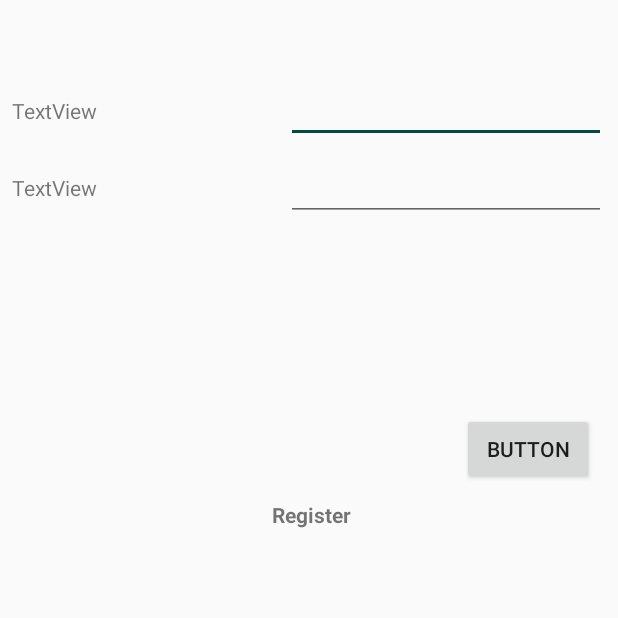
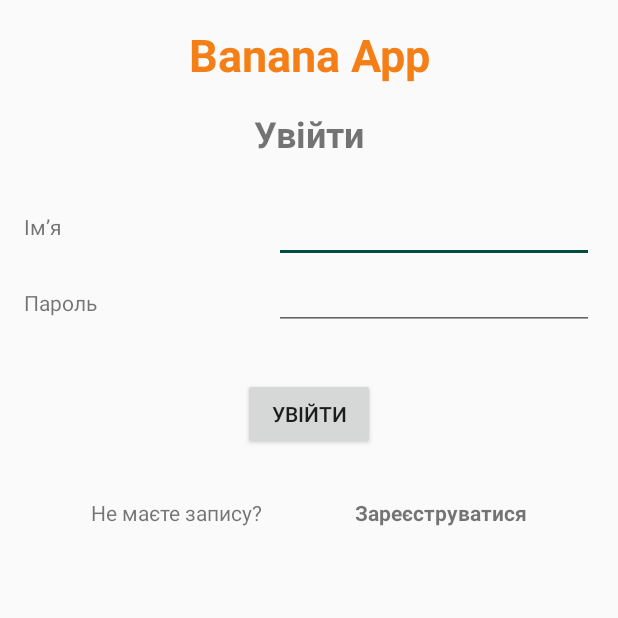
Before and after one commit to maksym-studenets/StudenetsBananaApp, an Android app: the screen it shows after launch (LoginActivity), on a phone screen of 412 x 824 dp, the top half of it. Run offline under Robolectric (Android 15) with nearby library versions, the phone set to English and light mode, and no system bars; libraries missing offline, so code that uses them is left out: com.j256.ormlite; 7 statements that could not run were skipped.

Commit message:
Fixed layout and replaced hardcoded strings with string references

```diff
--- a/app/build.gradle
+++ b/app/build.gradle
@@ -8,7 +8,7 @@ android {
         minSdkVersion 17
         targetSdkVersion 25
         versionCode 1
-        versionName "1.0"
+        versionName "1.1"
         testInstrumentationRunner "android.support.test.runner.AndroidJUnitRunner"
         vectorDrawables.useSupportLibrary = true
     }
--- a/app/src/main/java/com/mstudenets/studenetsbananaapp/view/MainActivity.java
+++ b/app/src/main/java/com/mstudenets/studenetsbananaapp/view/MainActivity.java
@@ -42,7 +42,7 @@ public class MainActivity extends AppCompatActivity
                 sharedPreferences.putBoolean("isLoggedIn", false);
                 Intent intent = new Intent(MainActivity.this, LoginActivity.class);
                 startActivity(intent);
-                Toast.makeText(this, "Successfully logged out", Toast.LENGTH_SHORT).show();
+                Toast.makeText(this, R.string.activity_main_logout_successful, Toast.LENGTH_SHORT).show();
                 return true;
             case R.id.activity_main_menu_about:
                 Toast.makeText(this, "Addition pending", Toast.LENGTH_SHORT).show();
--- a/app/src/main/java/com/mstudenets/studenetsbananaapp/view/RegisterActivity.java
+++ b/app/src/main/java/com/mstudenets/studenetsbananaapp/view/RegisterActivity.java
@@ -37,7 +37,7 @@ public class RegisterActivity extends AppCompatActivity
                     Intent intent = new Intent(RegisterActivity.this, MainActivity.class);
                     startActivity(intent);
                 } else {
-                    Toast.makeText(RegisterActivity.this, "Fill in all the fields",
+                    Toast.makeText(RegisterActivity.this, R.string.toast_not_all_fields,
                             Toast.LENGTH_LONG).show();
                 }
             }
--- a/app/src/main/res/layout/activity_login.xml
+++ b/app/src/main/res/layout/activity_login.xml
@@ -11,36 +11,36 @@
         android:id="@+id/activity_login_text_username"
         android:layout_width="wrap_content"
         android:layout_height="wrap_content"
-        android:text="TextView"
+        android:layout_marginLeft="16dp"
+        android:layout_marginStart="16dp"
+        android:layout_marginTop="141dp"
+        android:text="@string/activity_login_username"
         app:layout_constraintLeft_toLeftOf="parent"
-        android:layout_marginLeft="8dp"
-        android:layout_marginTop="64dp"
-        app:layout_constraintTop_toTopOf="parent"
-        android:layout_marginStart="8dp"/>
+        app:layout_constraintTop_toTopOf="parent"/>
 
     <TextView
         android:id="@+id/activity_login_text_password"
         android:layout_width="wrap_content"
         android:layout_height="wrap_content"
-        android:text="TextView"
+        android:layout_marginLeft="16dp"
+        android:layout_marginStart="16dp"
+        android:layout_marginTop="31dp"
+        android:text="@string/activity_login_password"
         app:layout_constraintLeft_toLeftOf="parent"
-        android:layout_marginLeft="8dp"
-        android:layout_marginTop="32dp"
-        app:layout_constraintTop_toBottomOf="@+id/activity_login_text_username"
-        android:layout_marginStart="8dp"/>
+        app:layout_constraintTop_toBottomOf="@+id/activity_login_text_username"/>
 
     <EditText
         android:id="@+id/activity_login_edit_username"
         android:layout_width="wrap_content"
         android:layout_height="wrap_content"
-        android:layout_marginEnd="8dp"
-        android:layout_marginRight="8dp"
+        android:layout_marginEnd="16dp"
+        android:layout_marginRight="16dp"
         android:ems="10"
         android:inputType="textPersonName"
         app:layout_constraintBottom_toBottomOf="@+id/activity_login_text_username"
         app:layout_constraintRight_toRightOf="parent"
         app:layout_constraintTop_toTopOf="@+id/activity_login_text_username"
-        app:layout_constraintVertical_bias="0.56"/>
+        app:layout_constraintVertical_bias="0.44"/>
 
     <EditText
         android:id="@+id/activity_login_edit_password"
@@ -50,35 +50,68 @@
         android:inputType="textPassword"
         app:layout_constraintBottom_toBottomOf="@+id/activity_login_text_password"
         app:layout_constraintTop_toTopOf="@+id/activity_login_text_password"
-        android:layout_marginRight="8dp"
-        app:layout_constraintVertical_bias="0.52"
+        android:layout_marginRight="16dp"
+        app:layout_constraintVertical_bias="0.68"
         app:layout_constraintRight_toRightOf="parent"
-        android:layout_marginEnd="8dp"/>
+        android:layout_marginEnd="16dp"/>
 
     <Button
         android:id="@+id/activity_login_button_login"
         android:layout_width="wrap_content"
         android:layout_height="wrap_content"
-        android:layout_marginEnd="16dp"
-        android:layout_marginRight="16dp"
-        android:layout_marginTop="128dp"
-        android:text="Button"
+        android:layout_marginTop="32dp"
+        android:text="@string/activity_login_login_prompt"
         app:layout_constraintRight_toRightOf="parent"
-        app:layout_constraintTop_toBottomOf="@+id/activity_login_edit_password"/>
+        app:layout_constraintTop_toBottomOf="@+id/activity_login_edit_password"
+        app:layout_constraintLeft_toLeftOf="parent"
+        app:layout_constraintHorizontal_bias="0.501"/>
 
     <TextView
         android:id="@+id/activity_login_text_register_link"
         android:layout_width="wrap_content"
         android:layout_height="wrap_content"
-        android:layout_marginTop="10dp"
-        android:text="Register"
+        android:text="@string/activity_login_button_register"
         android:textAllCaps="false"
         android:textStyle="bold"
-        app:layout_constraintHorizontal_bias="0.505"
+        app:layout_constraintRight_toRightOf="parent"
+        android:layout_marginTop="32dp"
+        app:layout_constraintTop_toBottomOf="@+id/activity_login_button_login"
+        app:layout_constraintLeft_toRightOf="@+id/activity_login_noaccount_prompt"/>
+
+    <TextView
+        android:id="@+id/activity_login_appname"
+        android:layout_width="wrap_content"
+        android:layout_height="wrap_content"
+        android:layout_marginTop="16dp"
+        android:text="@string/app_name"
+        android:textColor="@color/colorPrimaryDark"
+        android:textSize="30sp"
+        android:textStyle="bold"
         app:layout_constraintLeft_toLeftOf="parent"
         app:layout_constraintRight_toRightOf="parent"
-        app:layout_constraintTop_toBottomOf="@+id/activity_login_button_login"
-        tools:layout_constraintRight_creator="1"
-        tools:layout_constraintLeft_creator="1"/>
+        app:layout_constraintTop_toTopOf="parent"
+        />
+
+    <TextView
+        android:id="@+id/activity_login_login_prompt"
+        android:layout_width="wrap_content"
+        android:layout_height="wrap_content"
+        android:layout_marginTop="16dp"
+        android:text="@string/activity_login_login_prompt"
+        android:textSize="24sp"
+        android:textStyle="bold"
+        app:layout_constraintLeft_toLeftOf="parent"
+        app:layout_constraintRight_toRightOf="parent"
+        app:layout_constraintTop_toBottomOf="@+id/activity_login_appname"/>
+
+    <TextView
+        android:id="@+id/activity_login_noaccount_prompt"
+        android:layout_width="wrap_content"
+        android:layout_height="wrap_content"
+        android:text="@string/activity_login_noaccount_message"
+        app:layout_constraintRight_toLeftOf="@+id/activity_login_text_register_link"
+        app:layout_constraintLeft_toLeftOf="parent"
+        app:layout_constraintBottom_toBottomOf="@+id/activity_login_text_register_link"
+        app:layout_constraintTop_toTopOf="@+id/activity_login_text_register_link"/>
 
 </android.support.constraint.ConstraintLayout>
--- a/app/src/main/res/values/strings.xml
+++ b/app/src/main/res/values/strings.xml
@@ -1,9 +1,23 @@
 <resources>
     <string name="app_name">Banana App</string>
-    <string name="title_activity_main">Welcome</string>
-    <string name="action_settings">Settings</string>
-    <string name="logout_prompt">Log out</string>
-    <string name="about_prompt">About</string>
-    <string name="dialog_positive_button">Save</string>
-    <string name="dialog_negative_button">Cancel</string>
+    <string name="title_activity_main">Ласкаво просимо</string>
+    <string name="action_settings">Налаштування</string>
+    <string name="logout_prompt">Вийти</string>
+    <string name="about_prompt">Про програму</string>
+    <string name="dialog_positive_button">Зберегти</string>
+    <string name="dialog_negative_button">Скасувати</string>
+    <string name="dialog_name_text">Назва</string>
+    <string name="dialog_country_text">Країна</string>
+    <string name="dialog_price_text">Ціна</string>
+    <string name="activity_main_logout_successful">Ви успішно вийшли</string>
+    <string name="activity_login_username">Ім’я</string>
+    <string name="activity_login_password">Пароль</string>
+    <string name="activity_login_noaccount_message">Не маєте запису?</string>
+    <string name="activity_login_button_register">Зареєструватися</string>
+    <string name="activity_login_login_prompt">Увійти</string>
+    <string name="activity_register_login_prompt">Реєстрація</string>
+
+    <string name="toast_not_all_fields">Заповніть усі поля</string>
+    <string name="dialog_add_title">Додавання</string>
+    <string name="dialog_edit_title">Редагування</string>
 </resources>
```
Also changed, not shown: app/src/main/java/com/mstudenets/studenetsbananaapp/view/MainFragment.java (+3 -6 lines), app/src/main/res/layout/activity_main.xml (+13 -11 lines), app/src/main/res/layout/activity_register.xml (+51 -30 lines), app/src/main/res/layout/database_row.xml (+50 -60 lines), app/src/main/res/layout/fragment_main.xml (+14 -17 lines), app/src/main/res/layout/main_dialog.xml (+18 -20 lines), 1 other file.
